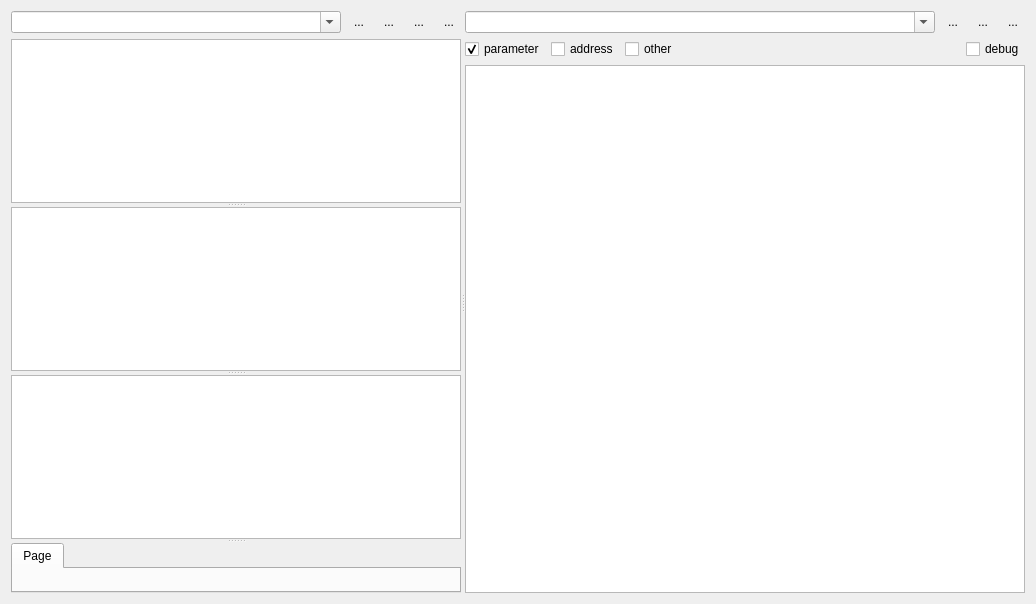
Above: ui/PulseProgram.ui from MonroeQuantumNetworks/IonControl before the change. Below: the same form after it.
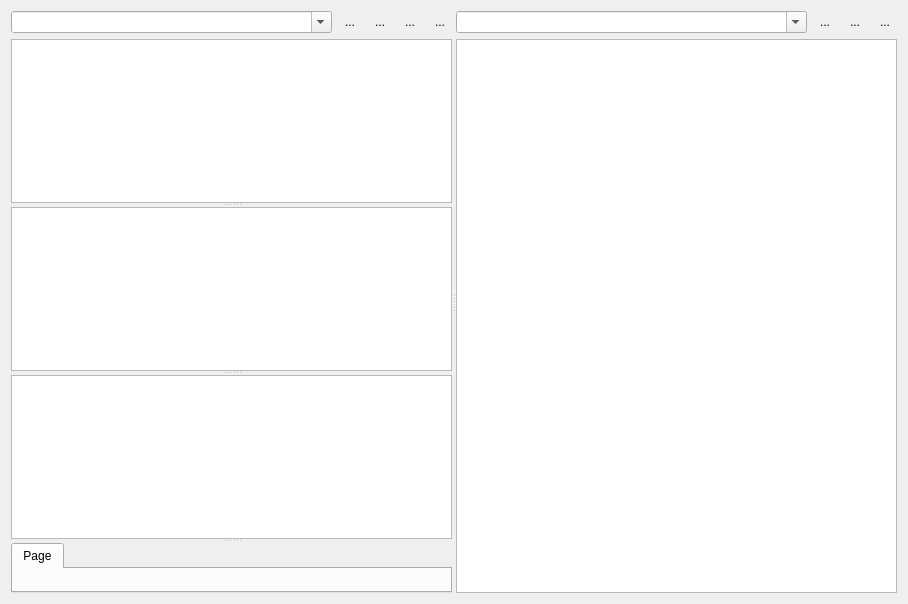
That is the form after the change. Icons and pictures are not drawn.

What changed in the file:
```diff
--- a/ui/PulseProgram.ui
+++ b/ui/PulseProgram.ui
@@ -6,7 +6,7 @@
    <rect>
     <x>0</x>
     <y>0</y>
-    <width>1036</width>
+    <width>908</width>
     <height>604</height>
    </rect>
   </property>
@@ -183,54 +183,6 @@
          </item>
         </layout>
        </item>
-       <item>
-        <layout class="QHBoxLayout" name="horizontalLayout_3">
-         <item>
-          <widget class="QCheckBox" name="checkBoxParameter">
-           <property name="text">
-            <string>parameter</string>
-           </property>
-           <property name="checked">
-            <bool>true</bool>
-           </property>
-          </widget>
-         </item>
-         <item>
-          <widget class="QCheckBox" name="checkBoxAddress">
-           <property name="text">
-            <string>address</string>
-           </property>
-          </widget>
-         </item>
-         <item>
-          <widget class="QCheckBox" name="checkBoxOther">
-           <property name="text">
-            <string>other</string>
-           </property>
-          </widget>
-         </item>
-         <item>
-          <spacer name="horizontalSpacer_2">
-           <property name="orientation">
-            <enum>Qt::Horizontal</enum>
-           </property>
-           <property name="sizeHint" stdset="0">
-            <size>
-             <width>40</width>
-             <height>20</height>
-            </size>
-           </property>
-          </spacer>
-         </item>
-         <item>
-          <widget class="QCheckBox" name="debugCheckBox">
-           <property name="text">
-            <string>debug</string>
-           </property>
-          </widget>
-         </item>
-        </layout>
-       </item>
        <item>
         <widget class="QSplitter" name="GateSetSplitter">
          <property name="orientation">
```
